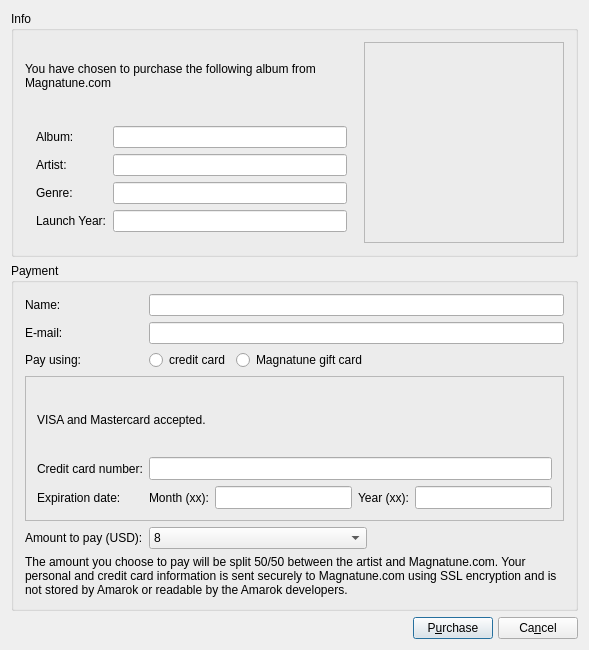
This is src/services/magnatune/MagnatunePurchaseDialogBase.ui in KDE/amarok as Qt 5 draws it before an edit. The edited form follows.
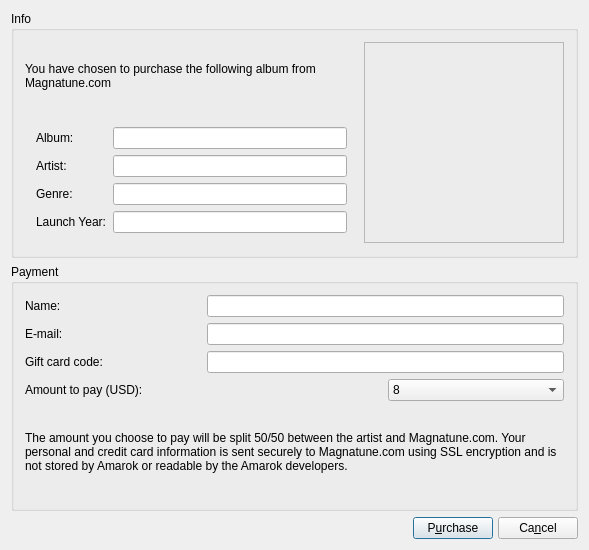
This is the edited form. Icons and pictures are not drawn.

Commit message: Remove option to purchase from Magnatune.com directly using a credit card. Magnatune can no loger support this form of purchase and I am removing it completely. We are working on an alternative. It is still possible to use gift card codes which can be purchased on teh Magnatune.com site, and all membership features still work. I have not chagned any strings for this because of string freeze, but some of these will need changing when the freeze is lifted

Diff of the .ui file:
```diff
--- a/src/services/magnatune/MagnatunePurchaseDialogBase.ui
+++ b/src/services/magnatune/MagnatunePurchaseDialogBase.ui
@@ -4,33 +4,33 @@
   <property name="enabled" >
    <bool>true</bool>
   </property>
-  <property name="geometry" >
+  <property name="geometry">
    <rect>
     <x>0</x>
     <y>0</y>
     <width>589</width>
-    <height>650</height>
+    <height>550</height>
    </rect>
   </property>
-  <property name="minimumSize" >
+  <property name="minimumSize">
    <size>
     <width>589</width>
-    <height>650</height>
+    <height>550</height>
    </size>
   </property>
   <property name="windowTitle" >
    <string>Purchase Album from Magnatune.com</string>
   </property>
-  <layout class="QVBoxLayout" >
-   <item>
-    <widget class="QGroupBox" name="groupBox1" >
-     <property name="title" >
+  <layout class="QGridLayout" name="gridLayout_2">
+   <item row="0" column="0">
+    <widget class="QGroupBox" name="groupBox1">
+     <property name="title">
       <string>Info</string>
      </property>
-     <layout class="QGridLayout" >
-      <item row="0" column="0" >
-       <widget class="QLabel" name="infoLabel" >
-        <property name="text" >
+     <layout class="QGridLayout">
+      <item row="0" column="0">
+       <widget class="QLabel" name="infoLabel">
+        <property name="text">
          <string>You have chosen to purchase the following album from Magnatune.com</string>
         </property>
         <property name="alignment" >
@@ -75,18 +75,18 @@
         </property>
        </widget>
       </item>
-      <item row="1" column="0" >
-       <widget class="QFrame" name="frame" >
-        <property name="frameShape" >
+      <item row="1" column="0">
+       <widget class="QFrame" name="frame">
+        <property name="frameShape">
          <enum>QFrame::NoFrame</enum>
         </property>
         <property name="frameShadow" >
          <enum>QFrame::Raised</enum>
         </property>
-        <layout class="QGridLayout" >
-         <item row="0" column="0" >
-          <widget class="QLabel" name="textLabel13" >
-           <property name="text" >
+        <layout class="QGridLayout">
+         <item row="0" column="0">
+          <widget class="QLabel" name="textLabel13">
+           <property name="text">
             <string>Album:</string>
            </property>
            <property name="wordWrap" >
@@ -94,9 +94,9 @@
            </property>
           </widget>
          </item>
-         <item row="0" column="1" >
-          <widget class="QLineEdit" name="albumEdit" >
-           <property name="enabled" >
+         <item row="0" column="1">
+          <widget class="QLineEdit" name="albumEdit">
+           <property name="enabled">
             <bool>true</bool>
            </property>
            <property name="readOnly" >
@@ -104,9 +104,9 @@
            </property>
           </widget>
          </item>
-         <item row="1" column="0" >
-          <widget class="QLabel" name="textLabel14" >
-           <property name="text" >
+         <item row="1" column="0">
+          <widget class="QLabel" name="textLabel14">
+           <property name="text">
             <string>Artist:</string>
            </property>
            <property name="wordWrap" >
@@ -114,9 +114,9 @@
            </property>
           </widget>
          </item>
-         <item row="1" column="1" >
-          <widget class="QLineEdit" name="artistEdit" >
-           <property name="enabled" >
+         <item row="1" column="1">
+          <widget class="QLineEdit" name="artistEdit">
+           <property name="enabled">
             <bool>true</bool>
            </property>
            <property name="readOnly" >
@@ -124,9 +124,9 @@
            </property>
           </widget>
          </item>
-         <item row="2" column="0" >
-          <widget class="QLabel" name="textLabel15" >
-           <property name="text" >
+         <item row="2" column="0">
+          <widget class="QLabel" name="textLabel15">
+           <property name="text">
             <string>Genre:</string>
            </property>
            <property name="wordWrap" >
@@ -134,9 +134,9 @@
            </property>
           </widget>
          </item>
-         <item row="2" column="1" >
-          <widget class="QLineEdit" name="genresEdit" >
-           <property name="enabled" >
+         <item row="2" column="1">
+          <widget class="QLineEdit" name="genresEdit">
+           <property name="enabled">
             <bool>true</bool>
            </property>
            <property name="readOnly" >
@@ -144,9 +144,9 @@
            </property>
           </widget>
          </item>
-         <item row="3" column="0" >
-          <widget class="QLabel" name="textLabel16" >
-           <property name="text" >
+         <item row="3" column="0">
+          <widget class="QLabel" name="textLabel16">
+           <property name="text">
             <string>Launch Year:</string>
            </property>
            <property name="wordWrap" >
@@ -154,9 +154,9 @@
            </property>
           </widget>
          </item>
-         <item row="3" column="1" >
-          <widget class="QLineEdit" name="launchDateEdit" >
-           <property name="enabled" >
+         <item row="3" column="1">
+          <widget class="QLineEdit" name="launchDateEdit">
+           <property name="enabled">
             <bool>true</bool>
            </property>
            <property name="readOnly" >
@@ -170,685 +170,54 @@
      </layout>
     </widget>
    </item>
-   <item>
-    <widget class="QGroupBox" name="groupBox2" >
-     <property name="title" >
+   <item row="1" column="0">
+    <widget class="QGroupBox" name="groupBox2">
+     <property name="title">
       <string>Payment</string>
      </property>
-     <layout class="QGridLayout" >
-      <item row="0" column="0" colspan="2" >
-       <widget class="QLabel" name="textLabel8" >
-        <property name="text" >
-         <string comment="The name of the person buying songs from magnatune" >Name:</string>
+     <layout class="QGridLayout" name="gridLayout">
+      <item row="0" column="0">
+       <widget class="QLabel" name="textLabel8">
+        <property name="text">
+         <string comment="The name of the person buying songs from magnatune">Name:</string>
         </property>
         <property name="wordWrap" >
          <bool>false</bool>
         </property>
        </widget>
       </item>
-      <item row="0" column="2" colspan="3" >
-       <widget class="QLineEdit" name="nameEdit" />
+      <item row="0" column="1" colspan="2">
+       <widget class="QLineEdit" name="nameEdit"/>
       </item>
-      <item row="1" column="0" colspan="2" >
-       <widget class="QLabel" name="textLabel9" >
-        <property name="text" >
-         <string comment="The e-mail address of the user" >E-mail:</string>
+      <item row="1" column="0">
+       <widget class="QLabel" name="textLabel9">
+        <property name="text">
+         <string comment="The e-mail address of the user">E-mail:</string>
         </property>
         <property name="wordWrap" >
          <bool>false</bool>
         </property>
        </widget>
       </item>
-      <item row="1" column="2" colspan="3" >
-       <widget class="QLineEdit" name="emailEdit" />
+      <item row="1" column="1" colspan="2">
+       <widget class="QLineEdit" name="emailEdit"/>
       </item>
-      <item row="2" column="0" >
-       <widget class="QLabel" name="label" >
-        <property name="text" >
-         <string>Pay using:</string>
+      <item row="2" column="0">
+       <widget class="QLabel" name="textLabel3_2">
+        <property name="text">
+         <string>Gift card code:</string>
         </property>
-       </widget>
-      </item>
-      <item row="2" column="1" >
-       <spacer>
-        <property name="orientation" >
-         <enum>Qt::Horizontal</enum>
+        <property name="wordWrap">
+         <bool>false</bool>
         </property>
-        <property name="sizeType" >
-         <enum>QSizePolicy::Fixed</enum>
-        </property>
-        <property name="sizeHint" stdset="0" >
-         <size>
-          <width>40</width>
-          <height>20</height>
-         </size>
-        </property>
-       </spacer>
-      </item>
-      <item row="2" column="2" >
-       <widget class="QRadioButton" name="ccRadioButton" >
-        <property name="text" >
-         <string>credit card</string>
-        </property>
        </widget>
       </item>
-      <item row="2" column="3" >
-       <widget class="QRadioButton" name="gcRadioButton" >
-        <property name="text" >
-         <string>Magnatune gift card</string>
-        </property>
-       </widget>
+      <item row="2" column="1" colspan="2">
+       <widget class="QLineEdit" name="gcEdit"/>
       </item>
-      <item row="2" column="4" >
-       <spacer>
-        <property name="orientation" >
-         <enum>Qt::Horizontal</enum>
-        </property>
-        <property name="sizeHint" stdset="0" >
-         <size>
-          <width>40</width>
-          <height>20</height>
-         </size>
-        </property>
-       </spacer>
-      </item>
-      <item row="3" column="0" colspan="5" >
-       <widget class="QStackedWidget" name="paymentWidget" >
-        <property name="windowModality" >
-         <enum>Qt::NonModal</enum>
-        </property>
-        <property name="enabled" >
-         <bool>true</bool>
-        </property>
-        <property name="frameShape" >
-         <enum>QFrame::StyledPanel</enum>
-        </property>
-        <property name="midLineWidth" >
-         <number>-3</number>
-        </property>
-        <property name="currentIndex" >
-         <number>0</number>
-        </property>
-        <widget class="QWidget" name="ccInfo" >
-         <property name="geometry" >
-          <rect>
-           <x>3</x>
-           <y>3</y>
-           <width>557</width>
-           <height>94</height>
-          </rect>
-         </property>
-         <layout class="QGridLayout" >
-          <item row="0" column="0" colspan="4" >
-           <widget class="QLabel" name="textLabel2" >
-            <property name="palette" >
-             <palette>
-              <active>
-               <colorrole role="WindowText" >
-                <brush brushstyle="SolidPattern" >
-                 <color alpha="255" >
-                  <red>0</red>
-                  <green>0</green>
-                  <blue>0</blue>
-                 </color>
-                </brush>
-               </colorrole>
-               <colorrole role="Button" >
-                <brush brushstyle="SolidPattern" >
-                 <color alpha="255" >
-                  <red>221</red>
-                  <green>223</green>
-                  <blue>228</blue>
-                 </color>
-                </brush>
-               </colorrole>
-               <colorrole role="Light" >
-                <brush brushstyle="SolidPattern" >
-                 <color alpha="255" >
-                  <red>255</red>
-                  <green>255</green>
-                  <blue>255</blue>
-                 </color>
-                </brush>
-               </colorrole>
-               <colorrole role="Midlight" >
-                <brush brushstyle="SolidPattern" >
-                 <color alpha="255" >
-                  <red>255</red>
-                  <green>255</green>
-                  <blue>255</blue>
-                 </color>
-                </brush>
-               </colorrole>
-               <colorrole role="Dark" >
-                <brush brushstyle="SolidPattern" >
-                 <color alpha="255" >
-                  <red>85</red>
-                  <green>85</green>
-                  <blue>85</blue>
-                 </color>
-                </brush>
-               </colorrole>
-               <colorrole role="Mid" >
-                <brush brushstyle="SolidPattern" >
-                 <color alpha="255" >
-                  <red>199</red>
-                  <green>199</green>
-                  <blue>199</blue>
-                 </color>
-                </brush>
-               </colorrole>
-               <colorrole role="Text" >
-                <brush brushstyle="SolidPattern" >
-                 <color alpha="255" >
-                  <red>0</red>
-                  <green>0</green>
-                  <blue>0</blue>
-                 </color>
-                </brush>
-               </colorrole>
-               <colorrole role="BrightText" >
-                <brush brushstyle="SolidPattern" >
-                 <color alpha="255" >
-                  <red>255</red>
-                  <green>255</green>
-                  <blue>255</blue>
-                 </color>
-                </brush>
-               </colorrole>
-               <colorrole role="ButtonText" >
-                <brush brushstyle="SolidPattern" >
-                 <color alpha="255" >
-                  <red>0</red>
-                  <green>0</green>
-                  <blue>0</blue>
-                 </color>
-                </brush>
-               </colorrole>
-               <colorrole role="Base" >
-                <brush brushstyle="SolidPattern" >
-                 <color alpha="255" >
-                  <red>255</red>
-                  <green>255</green>
-                  <blue>255</blue>
-                 </color>
-                </brush>
-               </colorrole>
-               <colorrole role="Window" >
-                <brush brushstyle="SolidPattern" >
-                 <color alpha="255" >
-                  <red>239</red>
-                  <green>239</green>
-                  <blue>239</blue>
-                 </color>
-                </brush>
-               </colorrole>
-               <colorrole role="Shadow" >
-                <brush brushstyle="SolidPattern" >
-                 <color alpha="255" >
-                  <red>0</red>
-                  <green>0</green>
-                  <blue>0</blue>
-                 </color>
-                </brush>
-               </colorrole>
-               <colorrole role="Highlight" >
-                <brush brushstyle="SolidPattern" >
-                 <color alpha="255" >
-                  <red>103</red>
-                  <green>141</green>
-                  <blue>178</blue>
-                 </color>
-                </brush>
-               </colorrole>
-               <colorrole role="HighlightedText" >
-                <brush brushstyle="SolidPattern" >
-                 <color alpha="255" >
-                  <red>255</red>
-                  <green>255</green>
-                  <blue>255</blue>
-                 </color>
-                </brush>
-               </colorrole>
-               <colorrole role="Link" >
-                <brush brushstyle="SolidPattern" >
-                 <color alpha="255" >
-                  <red>0</red>
-                  <green>0</green>
-                  <blue>238</blue>
-                 </color>
-                </brush>
-               </colorrole>
-               <colorrole role="LinkVisited" >
-                <brush brushstyle="SolidPattern" >
-                 <color alpha="255" >
-                  <red>82</red>
-                  <green>24</green>
-                  <blue>139</blue>
-                 </color>
-                </brush>
-               </colorrole>
-              </active>
-              <inactive>
-               <colorrole role="WindowText" >
-                <brush brushstyle="SolidPattern" >
-                 <color alpha="255" >
-                  <red>0</red>
-                  <green>0</green>
-                  <blue>0</blue>
-                 </color>
-                </brush>
-               </colorrole>
-               <colorrole role="Button" >
-                <brush brushstyle="SolidPattern" >
-                 <color alpha="255" >
-                  <red>221</red>
-                  <green>223</green>
-                  <blue>228</blue>
-                 </color>
-                </brush>
-               </colorrole>
-               <colorrole role="Light" >
-                <brush brushstyle="SolidPattern" >
-                 <color alpha="255" >
-                  <red>255</red>
-                  <green>255</green>
-                  <blue>255</blue>
-                 </color>
-                </brush>
-               </colorrole>
-               <colorrole role="Midlight" >
-                <brush brushstyle="SolidPattern" >
-                 <color alpha="255" >
-                  <red>255</red>
-                  <green>255</green>
-                  <blue>255</blue>
-                 </color>
-                </brush>
-               </colorrole>
-               <colorrole role="Dark" >
-                <brush brushstyle="SolidPattern" >
-                 <color alpha="255" >
-                  <red>85</red>
-                  <green>85</green>
-                  <blue>85</blue>
-                 </color>
-                </brush>
-               </colorrole>
-               <colorrole role="Mid" >
-                <brush brushstyle="SolidPattern" >
-                 <color alpha="255" >
-                  <red>199</red>
-                  <green>199</green>
-                  <blue>199</blue>
-                 </color>
-                </brush>
-               </colorrole>
-               <colorrole role="Text" >
-                <brush brushstyle="SolidPattern" >
-                 <color alpha="255" >
-                  <red>0</red>
-                  <green>0</green>
-                  <blue>0</blue>
-                 </color>
-                </brush>
-               </colorrole>
-               <colorrole role="BrightText" >
-                <brush brushstyle="SolidPattern" >
-                 <color alpha="255" >
-                  <red>255</red>
-                  <green>255</green>
-                  <blue>255</blue>
-                 </color>
-                </brush>
-               </colorrole>
-               <colorrole role="ButtonText" >
-                <brush brushstyle="SolidPattern" >
-                 <color alpha="255" >
-                  <red>0</red>
-                  <green>0</green>
-                  <blue>0</blue>
-                 </color>
-                </brush>
-               </colorrole>
-               <colorrole role="Base" >
-                <brush brushstyle="SolidPattern" >
-                 <color alpha="255" >
-                  <red>255</red>
-                  <green>255</green>
-                  <blue>255</blue>
-                 </color>
-                </brush>
-               </colorrole>
-               <colorrole role="Window" >
-                <brush brushstyle="SolidPattern" >
-                 <color alpha="255" >
-                  <red>239</red>
-                  <green>239</green>
-                  <blue>239</blue>
-                 </color>
-                </brush>
-               </colorrole>
-               <colorrole role="Shadow" >
-                <brush brushstyle="SolidPattern" >
-                 <color alpha="255" >
-                  <red>0</red>
-                  <green>0</green>
-                  <blue>0</blue>
-                 </color>
-                </brush>
-               </colorrole>
-               <colorrole role="Highlight" >
-                <brush brushstyle="SolidPattern" >
-                 <color alpha="255" >
-                  <red>103</red>
-                  <green>141</green>
-                  <blue>178</blue>
-                 </color>
-                </brush>
-               </colorrole>
-               <colorrole role="HighlightedText" >
-                <brush brushstyle="SolidPattern" >
-                 <color alpha="255" >
-                  <red>255</red>
-                  <green>255</green>
-                  <blue>255</blue>
-                 </color>
-                </brush>
-               </colorrole>
-               <colorrole role="Link" >
-                <brush brushstyle="SolidPattern" >
-                 <color alpha="255" >
-                  <red>0</red>
-                  <green>0</green>
-                  <blue>238</blue>
-                 </color>
-                </brush>
-               </colorrole>
-               <colorrole role="LinkVisited" >
-                <brush brushstyle="SolidPattern" >
-                 <color alpha="255" >
-                  <red>82</red>
-                  <green>24</green>
-                  <blue>139</blue>
-                 </color>
-                </brush>
-               </colorrole>
-              </inactive>
-              <disabled>
-               <colorrole role="WindowText" >
-                <brush brushstyle="SolidPattern" >
-                 <color alpha="255" >
-                  <red>128</red>
-                  <green>128</green>
-                  <blue>128</blue>
-                 </color>
-                </brush>
-               </colorrole>
-               <colorrole role="Button" >
-                <brush brushstyle="SolidPattern" >
-                 <color alpha="255" >
-                  <red>221</red>
-                  <green>223</green>
-                  <blue>228</blue>
-                 </color>
-                </brush>
-               </colorrole>
-               <colorrole role="Light" >
-                <brush brushstyle="SolidPattern" >
-                 <color alpha="255" >
-                  <red>255</red>
-                  <green>255</green>
-                  <blue>255</blue>
-                 </color>
-                </brush>
-               </colorrole>
-               <colorrole role="Midlight" >
-                <brush brushstyle="SolidPattern" >
-                 <color alpha="255" >
-                  <red>255</red>
-                  <green>255</green>
-                  <blue>255</blue>
-                 </color>
-                </brush>
-               </colorrole>
-               <colorrole role="Dark" >
-                <brush brushstyle="SolidPattern" >
-                 <color alpha="255" >
-                  <red>85</red>
-                  <green>85</green>
-                  <blue>85</blue>
-                 </color>
-                </brush>
-               </colorrole>
-               <colorrole role="Mid" >
-                <brush brushstyle="SolidPattern" >
-                 <color alpha="255" >
-                  <red>199</red>
-                  <green>199</green>
-                  <blue>199</blue>
-                 </color>
-                </brush>
-               </colorrole>
-               <colorrole role="Text" >
-                <brush brushstyle="SolidPattern" >
-                 <color alpha="255" >
-                  <red>199</red>
-                  <green>199</green>
-                  <blue>199</blue>
-                 </color>
-                </brush>
-               </colorrole>
-               <colorrole role="BrightText" >
-                <brush brushstyle="SolidPattern" >
-                 <color alpha="255" >
-                  <red>255</red>
-                  <green>255</green>
-                  <blue>255</blue>
-                 </color>
-                </brush>
-               </colorrole>
-               <colorrole role="ButtonText" >
-                <brush brushstyle="SolidPattern" >
-                 <color alpha="255" >
-                  <red>128</red>
-                  <green>128</green>
-                  <blue>128</blue>
-                 </color>
-                </brush>
-               </colorrole>
-               <colorrole role="Base" >
-                <brush brushstyle="SolidPattern" >
-                 <color alpha="255" >
-                  <red>255</red>
-                  <green>255</green>
-                  <blue>255</blue>
-                 </color>
-                </brush>
-               </colorrole>
-               <colorrole role="Window" >
-                <brush brushstyle="SolidPattern" >
-                 <color alpha="255" >
-                  <red>239</red>
-                  <green>239</green>
-                  <blue>239</blue>
-                 </color>
-                </brush>
-               </colorrole>
-               <colorrole role="Shadow" >
-                <brush brushstyle="SolidPattern" >
-                 <color alpha="255" >
-                  <red>0</red>
-                  <green>0</green>
-                  <blue>0</blue>
-                 </color>
-                </brush>
-               </colorrole>
-               <colorrole role="Highlight" >
-                <brush brushstyle="SolidPattern" >
-                 <color alpha="255" >
-                  <red>86</red>
-                  <green>117</green>
-                  <blue>148</blue>
-                 </color>
-                </brush>
-               </colorrole>
-               <colorrole role="HighlightedText" >
-                <brush brushstyle="SolidPattern" >
-                 <color alpha="255" >
-                  <red>255</red>
-                  <green>255</green>
-                  <blue>255</blue>
-                 </color>
-                </brush>
-               </colorrole>
-               <colorrole role="Link" >
-                <brush brushstyle="SolidPattern" >
-                 <color alpha="255" >
-                  <red>0</red>
-                  <green>0</green>
-                  <blue>238</blue>
-                 </color>
-                </brush>
-               </colorrole>
-               <colorrole role="LinkVisited" >
-                <brush brushstyle="SolidPattern" >
-                 <color alpha="255" >
-                  <red>82</red>
-                  <green>24</green>
-                  <blue>139</blue>
-                 </color>
-                </brush>
-               </colorrole>
-              </disabled>
-             </palette>
-            </property>
-            <property name="text" >
-             <string>VISA and Mastercard accepted.</string>
-            </property>
-            <property name="wordWrap" >
-             <bool>false</bool>
-            </property>
-           </widget>
-          </item>
-          <item row="1" column="0" colspan="2" >
-           <widget class="QLabel" name="textLabel3" >
-            <property name="text" >
-             <string>Credit card number:</string>
-            </property>
-            <property name="wordWrap" >
-             <bool>false</bool>
-            </property>
-           </widget>
-          </item>
-          <item row="1" column="2" colspan="4" >
-           <widget class="QLineEdit" name="ccEdit" >
-            <property name="minimumSize" >
-             <size>
-              <width>0</width>
-              <height>23</height>
-             </size>
-            </property>
-           </widget>
-          </item>
-          <item row="2" column="0" >
-           <widget class="QLabel" name="textLabel4" >
-            <property name="text" >
-             <string>Expiration date:</string>
-            </property>
-            <property name="wordWrap" >
-             <bool>false</bool>
-            </property>
-           </widget>
-          </item>
-          <item row="2" column="1" >
-           <spacer>
-            <property name="orientation" >
-             <enum>Qt::Horizontal</enum>
-            </property>
-            <property name="sizeType" >
-             <enum>QSizePolicy::Fixed</enum>
-            </property>
-            <property name="sizeHint" stdset="0" >
-             <size>
-              <width>16</width>
-              <height>20</height>
-             </size>
-            </property>
-           </spacer>
-          </item>
-          <item row="2" column="2" >
-           <widget class="QLabel" name="textLabel6" >
-            <property name="text" >
-             <string>Month (xx):</string>
-            </property>
-            <property name="wordWrap" >
-             <bool>false</bool>
-            </property>
-           </widget>
-          </item>
-          <item row="2" column="3" >
-           <widget class="QLineEdit" name="expMonthEdit" >
-            <property name="minimumSize" >
-             <size>
-              <width>0</width>
-              <height>23</height>
-             </size>
-            </property>
-           </widget>
-          </item>
-          <item row="2" column="4" >
-           <widget class="QLabel" name="textLabel5" >
-            <property name="text" >
-             <string>Year (xx):</string>
-            </property>
-            <property name="wordWrap" >
-             <bool>false</bool>
-            </property>
-           </widget>
-          </item>
-          <item row="2" column="5" >
-           <widget class="QLineEdit" name="expYearEdit" >
-            <property name="minimumSize" >
-             <size>
-              <width>0</width>
-              <height>23</height>
-             </size>
-            </property>
-           </widget>
-          </item>
-         </layout>
-        </widget>
-        <widget class="QWidget" name="gcInfo" >
-         <property name="geometry" >
-          <rect>
-           <x>0</x>
-           <y>0</y>
-           <width>100</width>
-           <height>30</height>
-          </rect>
-         </property>
-         <layout class="QGridLayout" >
-          <item row="0" column="0" >
-           <widget class="QLabel" name="textLabel3_2" >
-            <property name="text" >
-             <string>Gift card code:</string>
-            </property>
-            <property name="wordWrap" >
-             <bool>false</bool>
-            </property>
-           </widget>
-          </item>
-          <item row="0" column="1" >
-           <widget class="QLineEdit" name="gcEdit" />
-          </item>
-         </layout>
-        </widget>
-       </widget>
-      </item>
-      <item row="4" column="0" colspan="2" >
-       <widget class="QLabel" name="textLabel7" >
-        <property name="text" >
+      <item row="3" column="0" colspan="2">
+       <widget class="QLabel" name="textLabel7">
+        <property name="text">
          <string>Amount to pay (USD):</string>
         </property>
         <property name="wordWrap" >
@@ -856,9 +225,9 @@
         </property>
        </widget>
       </item>
-      <item row="4" column="2" colspan="2" >
-       <widget class="QComboBox" name="amountComboBox" >
-        <property name="currentIndex" >
+      <item row="3" column="2">
+       <widget class="QComboBox" name="amountComboBox">
+        <property name="currentIndex">
          <number>3</number>
         </property>
         <item>
@@ -933,9 +302,9 @@
         </item>
        </widget>
       </item>
-      <item row="5" column="0" colspan="5" >
-       <widget class="QLabel" name="textLabel17" >
-        <property name="text" >
+      <item row="4" column="0" colspan="3">
+       <widget class="QLabel" name="textLabel17">
+        <property name="text">
          <string>The amount you choose to pay will be split 50/50 between the artist and Magnatune.com. Your personal and credit card information is sent securely to Magnatune.com using SSL encryption and is not stored by Amarok or readable by the Amarok developers.</string>
         </property>
         <property name="alignment" >
@@ -949,23 +318,23 @@
      </layout>
     </widget>
    </item>
-   <item>
-    <layout class="QHBoxLayout" >
-     <property name="spacing" >
+   <item row="2" column="0">
+    <layout class="QHBoxLayout">
+     <property name="spacing">
       <number>5</number>
      </property>
-     <property name="margin" >
+     <property name="margin">
       <number>0</number>
      </property>
      <item>
       <spacer>
-       <property name="orientation" >
+       <property name="orientation">
         <enum>Qt::Horizontal</enum>
        </property>
-       <property name="sizeType" >
+       <property name="sizeType">
         <enum>QSizePolicy::Expanding</enum>
        </property>
-       <property name="sizeHint" stdset="0" >
+       <property name="sizeHint" stdset="0">
         <size>
          <width>41</width>
          <height>21</height>
@@ -974,15 +343,15 @@
       </spacer>
      </item>
      <item>
-      <widget class="QPushButton" name="purchaseButton" >
-       <property name="text" >
+      <widget class="QPushButton" name="purchaseButton">
+       <property name="text">
         <string>P&amp;urchase</string>
        </property>
       </widget>
      </item>
      <item>
-      <widget class="QPushButton" name="cancelButton" >
-       <property name="text" >
+      <widget class="QPushButton" name="cancelButton">
+       <property name="text">
         <string>Ca&amp;ncel</string>
        </property>
       </widget>
@@ -991,14 +360,7 @@
    </item>
   </layout>
  </widget>
- <layoutdefault spacing="6" margin="11" />
- <customwidgets>
-  <customwidget>
-   <class>QGroupBox</class>
-   <header>QGroupBox</header>
-   <container>1</container>
-  </customwidget>
- </customwidgets>
+ <layoutdefault spacing="6" margin="11"/>
  <tabstops>
   <tabstop>albumEdit</tabstop>
   <tabstop>artistEdit</tabstop>
```
Left out of the diff: 100 changed lines with no effect on the pictures. The commit also changes 2 other files.
